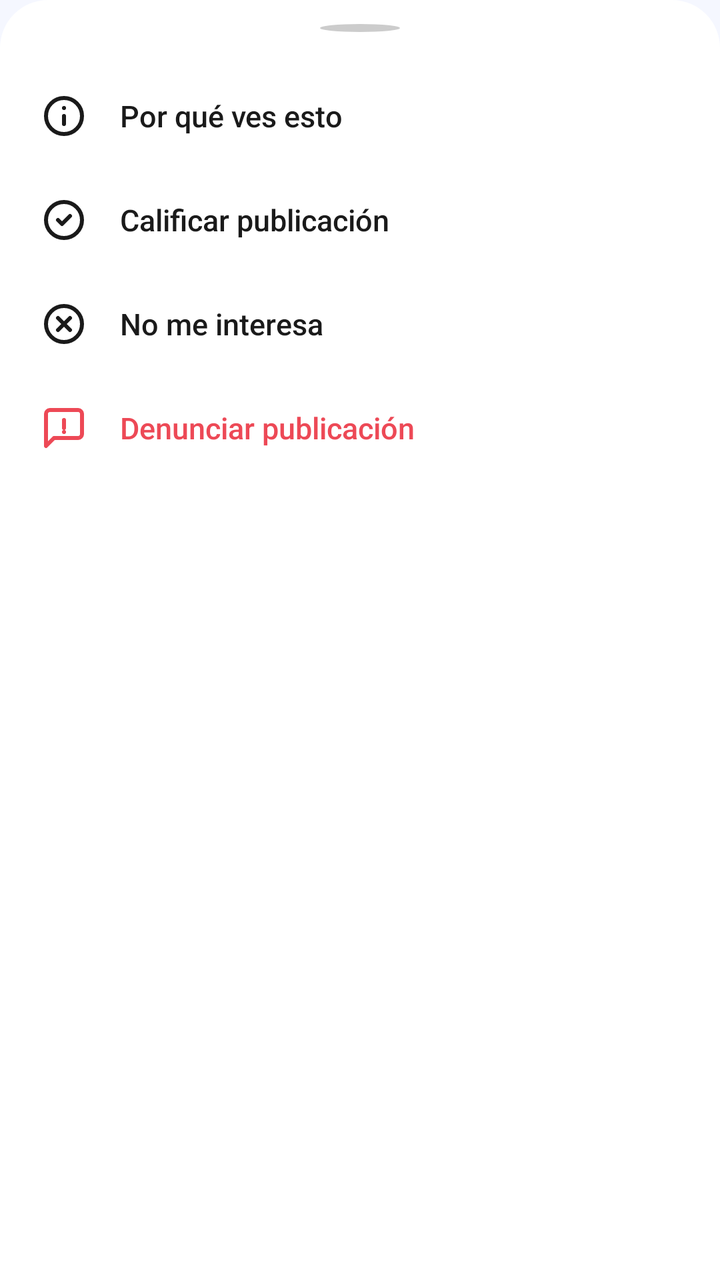
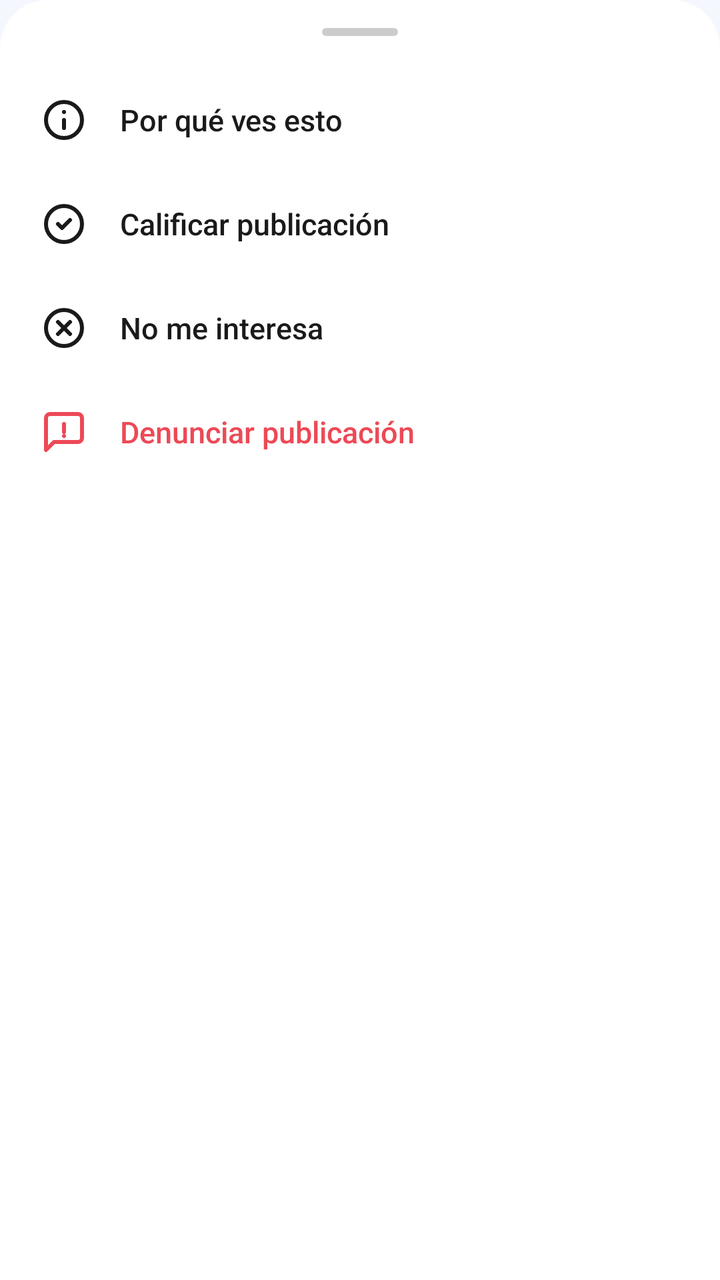

An Android layout rendered at two revisions. The XML below is the earlier revision; the diff shows what the commit changed to produce the second picture.
<!-- AndroidManifest.xml: application theme Theme.ChambAYA -->
<!-- res/layout/dialog_job_options.xml -->
<?xml version="1.0" encoding="utf-8"?>
<LinearLayout
    xmlns:android="http://schemas.android.com/apk/res/android"
    xmlns:app="http://schemas.android.com/apk/res-auto"
    xmlns:tools="http://schemas.android.com/tools"
    android:layout_width="match_parent"
    android:layout_height="wrap_content"
    android:orientation="vertical"
    android:background="@drawable/bg_bottom_sheet_rounded"
    android:paddingTop="12dp"
    android:paddingBottom="24dp">

    
    <View
        android:layout_width="40dp"
        android:layout_height="4dp"
        android:layout_gravity="center_horizontal"
        android:layout_marginBottom="16dp"
        android:background="@drawable/bg_carousel_dot_inactive" />

    
    <LinearLayout
        android:id="@+id/optionWhy"
        android:layout_width="match_parent"
        android:layout_height="52dp"
        android:gravity="center_vertical"
        android:orientation="horizontal"
        android:paddingStart="20dp"
        android:paddingEnd="20dp"
        android:foreground="?attr/selectableItemBackground"
        android:clickable="true"
        android:focusable="true">

        <ImageView
            android:layout_width="24dp"
            android:layout_height="24dp"
            android:src="@drawable/ic_menu_info"
            android:contentDescription="@null" />

        <TextView
            android:layout_width="wrap_content"
            android:layout_height="wrap_content"
            android:layout_marginStart="16dp"
            android:fontFamily="sans-serif-medium"
            android:text="Por qué ves esto"
            android:textColor="#1A1A1A"
            android:textSize="15sp" />
    </LinearLayout>

    
    <LinearLayout
        android:id="@+id/optionRate"
        android:layout_width="match_parent"
        android:layout_height="52dp"
        android:gravity="center_vertical"
        android:orientation="horizontal"
        android:paddingStart="20dp"
        android:paddingEnd="20dp"
        android:foreground="?attr/selectableItemBackground"
        android:clickable="true"
        android:focusable="true">

        <ImageView
            android:layout_width="24dp"
            android:layout_height="24dp"
            android:src="@drawable/ic_menu_check"
            android:contentDescription="@null" />

        <TextView
            android:layout_width="wrap_content"
            android:layout_height="wrap_content"
            android:layout_marginStart="16dp"
            android:fontFamily="sans-serif-medium"
            android:text="Calificar publicación"
            android:textColor="#1A1A1A"
            android:textSize="15sp" />
    </LinearLayout>

    
    <LinearLayout
        android:id="@+id/optionNotInterested"
        android:layout_width="match_parent"
        android:layout_height="52dp"
        android:gravity="center_vertical"
        android:orientation="horizontal"
        android:paddingStart="20dp"
        android:paddingEnd="20dp"
        android:foreground="?attr/selectableItemBackground"
        android:clickable="true"
        android:focusable="true">

        <ImageView
            android:layout_width="24dp"
            android:layout_height="24dp"
            android:src="@drawable/ic_menu_close"
            android:contentDescription="@null" />

        <TextView
            android:layout_width="wrap_content"
            android:layout_height="wrap_content"
            android:layout_marginStart="16dp"
            android:fontFamily="sans-serif-medium"
            android:text="No me interesa"
            android:textColor="#1A1A1A"
            android:textSize="15sp" />
    </LinearLayout>

    
    <LinearLayout
        android:id="@+id/optionReport"
        android:layout_width="match_parent"
        android:layout_height="52dp"
        android:gravity="center_vertical"
        android:orientation="horizontal"
        android:paddingStart="20dp"
        android:paddingEnd="20dp"
        android:foreground="?attr/selectableItemBackground"
        android:clickable="true"
        android:focusable="true">

        <ImageView
            android:layout_width="24dp"
            android:layout_height="24dp"
            android:src="@drawable/ic_menu_report"
            android:contentDescription="@null" />

        <TextView
            android:layout_width="wrap_content"
            android:layout_height="wrap_content"
            android:layout_marginStart="16dp"
            android:fontFamily="sans-serif-medium"
            android:text="Denunciar publicación"
            android:textColor="#ED4956"
            android:textSize="15sp" />
    </LinearLayout>

</LinearLayout>
<!-- resources referenced by this layout -->
<resources>
  <!-- drawable bg_bottom_sheet_rounded (drawable) -->
  <?xml version="1.0" encoding="utf-8"?>
  <shape xmlns:android="http://schemas.android.com/apk/res/android"
      android:shape="rectangle">
      <solid android:color="@color/white" />
      <corners
          android:topLeftRadius="24dp"
          android:topRightRadius="24dp" />
  </shape>
  <!-- drawable bg_carousel_dot_inactive (drawable) -->
  <?xml version="1.0" encoding="utf-8"?>
  <shape xmlns:android="http://schemas.android.com/apk/res/android"
      android:shape="oval">
      <solid android:color="#CCCCCC" />
      <size
          android:width="8dp"
          android:height="8dp" />
  </shape>
  <!-- drawable ic_menu_check (drawable) -->
  <vector xmlns:android="http://schemas.android.com/apk/res/android"
      android:width="24dp"
      android:height="24dp"
      android:viewportWidth="24"
      android:viewportHeight="24">
      <path
          android:fillColor="#00000000"
          android:strokeColor="#1A1A1A"
          android:strokeWidth="2"
          android:strokeLineCap="round"
          android:strokeLineJoin="round"
          android:pathData="M12,12m-9,0a9,9 0 1,0 18,0a9,9 0 1,0 -18,0 M9,12l2,2l4,-4" />
  </vector>
  <!-- drawable ic_menu_close (drawable) -->
  <vector xmlns:android="http://schemas.android.com/apk/res/android"
      android:width="24dp"
      android:height="24dp"
      android:viewportWidth="24"
      android:viewportHeight="24">
      <path
          android:fillColor="#00000000"
          android:strokeColor="#1A1A1A"
          android:strokeWidth="2"
          android:strokeLineCap="round"
          android:strokeLineJoin="round"
          android:pathData="M12,12m-9,0a9,9 0 1,0 18,0a9,9 0 1,0 -18,0 M15,9l-6,6 M9,9l6,6" />
  </vector>
  <!-- drawable ic_menu_info (drawable) -->
  <vector xmlns:android="http://schemas.android.com/apk/res/android"
      android:width="24dp"
      android:height="24dp"
      android:viewportWidth="24"
      android:viewportHeight="24">
      <path
          android:fillColor="#00000000"
          android:strokeColor="#1A1A1A"
          android:strokeWidth="2"
          android:strokeLineCap="round"
          android:strokeLineJoin="round"
          android:pathData="M12,12m-9,0a9,9 0 1,0 18,0a9,9 0 1,0 -18,0 M12,16v-4 M12,8h0.01" />
  </vector>
  <!-- drawable ic_menu_report (drawable) -->
  <vector xmlns:android="http://schemas.android.com/apk/res/android"
      android:width="24dp"
      android:height="24dp"
      android:viewportWidth="24"
      android:viewportHeight="24">
      <path
          android:fillColor="#00000000"
          android:strokeColor="#ED4956"
          android:strokeWidth="2"
          android:strokeLineCap="round"
          android:strokeLineJoin="round"
          android:pathData="M21,15a2,2 0 0,1 -2,2H7l-4,4V5a2,2 0 0,1 2,-2h14a2,2 0 0,1 2,2z M12,8v4 M12,14h0.01" />
  </vector>
  <style name="Theme.ChambAYA" parent="Base.Theme.ChambAYA" />
  <color name="white">#FFFFFF</color>
  <style name="Base.Theme.ChambAYA" parent="Theme.Material3.DayNight.NoActionBar">
          
          <item name="colorPrimary">@color/brand_color</item>
          <item name="colorPrimaryDark">@color/brand_color</item>
          <item name="colorSecondary">@color/brand_color</item>
          <item name="android:statusBarColor">@color/brand_color</item>
          <item name="android:windowLightStatusBar">false</item>
          <item name="android:navigationBarColor">@color/surface_light</item>
          <item name="colorSurface">@color/surface_light</item>
          <item name="android:colorBackground">@color/background_light</item>
      </style>
  <color name="brand_color">#2E6FF3</color>
  <color name="surface_light">#FFFFFF</color>
  <color name="background_light">#F5F7FF</color>
</resources>

<!-- the commit's change to res/layout/dialog_job_options.xml (unified diff, before → after) -->
@@ -12,11 +12,12 @@
 
     
     <View
-        android:layout_width="40dp"
+        android:layout_width="38dp"
         android:layout_height="4dp"
         android:layout_gravity="center_horizontal"
+        android:layout_marginTop="2dp"
         android:layout_marginBottom="16dp"
-        android:background="@drawable/bg_carousel_dot_inactive" />
+        android:background="@drawable/bg_bottom_sheet_handle" />
 
     
     <LinearLayout
<!-- resource entries referenced after the edit -->
@@ -1,5 +1,12 @@
 <!-- resources referenced by this layout -->
 <resources>
+  <!-- drawable bg_bottom_sheet_handle (drawable) -->
+  <?xml version="1.0" encoding="utf-8"?>
+  <shape xmlns:android="http://schemas.android.com/apk/res/android"
+      android:shape="rectangle">
+      <solid android:color="#CCCCCC" />
+      <corners android:radius="2dp" />
+  </shape>
   <!-- drawable bg_bottom_sheet_rounded (drawable) -->
   <?xml version="1.0" encoding="utf-8"?>
   <shape xmlns:android="http://schemas.android.com/apk/res/android"
@@ -8,15 +15,6 @@
       <corners
           android:topLeftRadius="24dp"
           android:topRightRadius="24dp" />
-  </shape>
-  <!-- drawable bg_carousel_dot_inactive (drawable) -->
-  <?xml version="1.0" encoding="utf-8"?>
-  <shape xmlns:android="http://schemas.android.com/apk/res/android"
-      android:shape="oval">
-      <solid android:color="#CCCCCC" />
-      <size
-          android:width="8dp"
-          android:height="8dp" />
   </shape>
   <!-- drawable ic_menu_check (drawable) -->
   <vector xmlns:android="http://schemas.android.com/apk/res/android"
